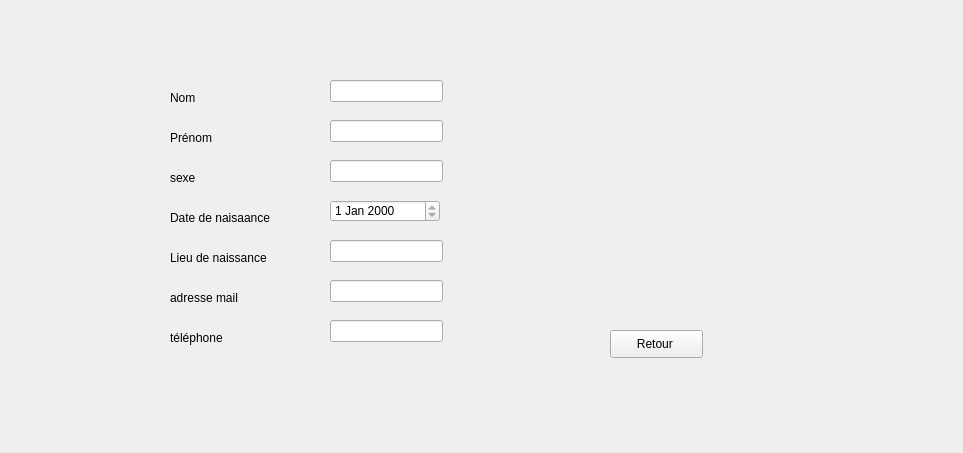
Qt form dialogevent.ui (IbriRima/Smart_Municipality_2A3) before a commit.
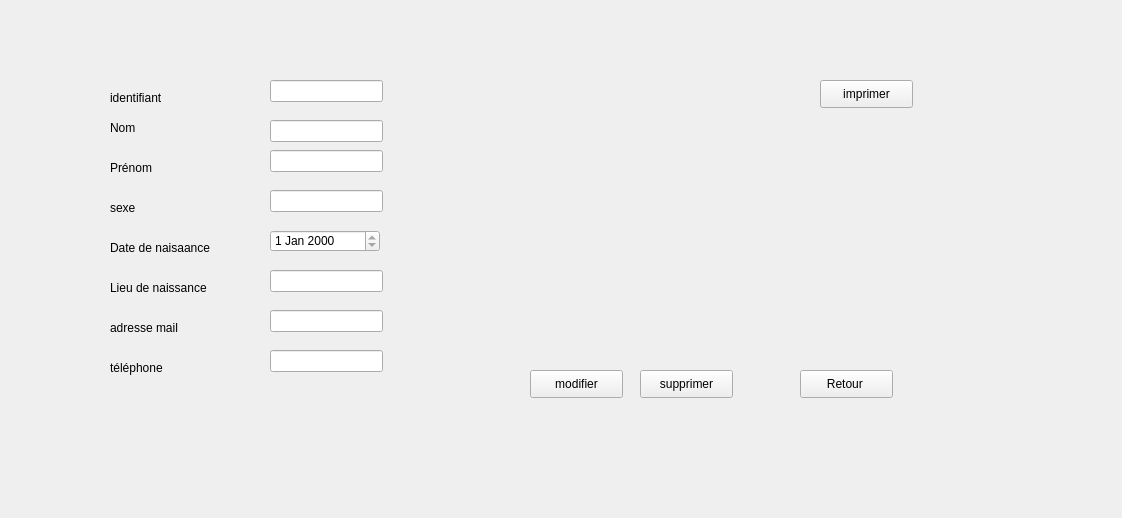
The same form after that commit. The open tabs and pages were chosen to show the change.

What changed in the file:
```diff
--- a/dialogevent.ui
+++ b/dialogevent.ui
@@ -6,8 +6,8 @@
    <rect>
     <x>0</x>
     <y>0</y>
-    <width>963</width>
-    <height>453</height>
+    <width>1122</width>
+    <height>518</height>
    </rect>
   </property>
   <property name="windowTitle">
@@ -16,10 +16,10 @@
   <widget class="QStackedWidget" name="stackedWidge_etat">
    <property name="geometry">
     <rect>
-     <x>90</x>
+     <x>30</x>
      <y>40</y>
-     <width>771</width>
-     <height>391</height>
+     <width>991</width>
+     <height>481</height>
     </rect>
    </property>
    <property name="currentIndex">
@@ -439,8 +439,8 @@
     <widget class="QPushButton" name="pushButton_2">
      <property name="geometry">
       <rect>
-       <x>520</x>
-       <y>290</y>
+       <x>770</x>
+       <y>330</y>
        <width>93</width>
        <height>28</height>
       </rect>
@@ -453,7 +453,7 @@
      <property name="geometry">
       <rect>
        <x>240</x>
-       <y>200</y>
+       <y>230</y>
        <width>113</width>
        <height>22</height>
       </rect>
@@ -466,7 +466,7 @@
      <property name="geometry">
       <rect>
        <x>80</x>
-       <y>130</y>
+       <y>160</y>
        <width>91</width>
        <height>16</height>
       </rect>
@@ -479,7 +479,7 @@
      <property name="geometry">
       <rect>
        <x>240</x>
-       <y>280</y>
+       <y>310</y>
        <width>113</width>
        <height>22</height>
       </rect>
@@ -492,7 +492,7 @@
      <property name="geometry">
       <rect>
        <x>80</x>
-       <y>210</y>
+       <y>240</y>
        <width>111</width>
        <height>16</height>
       </rect>
@@ -505,7 +505,7 @@
      <property name="geometry">
       <rect>
        <x>80</x>
-       <y>250</y>
+       <y>280</y>
        <width>101</width>
        <height>16</height>
       </rect>
@@ -518,7 +518,7 @@
      <property name="geometry">
       <rect>
        <x>80</x>
-       <y>90</y>
+       <y>120</y>
        <width>55</width>
        <height>16</height>
       </rect>
@@ -531,7 +531,7 @@
      <property name="geometry">
       <rect>
        <x>240</x>
-       <y>80</y>
+       <y>110</y>
        <width>113</width>
        <height>22</height>
       </rect>
@@ -544,7 +544,7 @@
      <property name="geometry">
       <rect>
        <x>80</x>
-       <y>290</y>
+       <y>320</y>
        <width>71</width>
        <height>16</height>
       </rect>
@@ -557,7 +557,7 @@
      <property name="geometry">
       <rect>
        <x>240</x>
-       <y>120</y>
+       <y>150</y>
        <width>113</width>
        <height>22</height>
       </rect>
@@ -570,7 +570,7 @@
      <property name="geometry">
       <rect>
        <x>80</x>
-       <y>170</y>
+       <y>200</y>
        <width>111</width>
        <height>16</height>
       </rect>
@@ -583,7 +583,7 @@
      <property name="geometry">
       <rect>
        <x>80</x>
-       <y>50</y>
+       <y>80</y>
        <width>55</width>
        <height>16</height>
       </rect>
@@ -596,7 +596,7 @@
      <property name="geometry">
       <rect>
        <x>240</x>
-       <y>160</y>
+       <y>190</y>
        <width>110</width>
        <height>22</height>
       </rect>
@@ -609,7 +609,7 @@
      <property name="geometry">
       <rect>
        <x>240</x>
-       <y>240</y>
+       <y>270</y>
        <width>113</width>
        <height>22</height>
       </rect>
@@ -622,7 +622,7 @@
      <property name="geometry">
       <rect>
        <x>240</x>
-       <y>40</y>
+       <y>80</y>
        <width>113</width>
        <height>22</height>
       </rect>
@@ -631,6 +631,68 @@
       <bool>true</bool>
      </property>
     </widget>
+    <widget class="QPushButton" name="pushButton_maj_cit">
+     <property name="geometry">
+      <rect>
+       <x>500</x>
+       <y>330</y>
+       <width>93</width>
+       <height>28</height>
+      </rect>
+     </property>
+     <property name="text">
+      <string>modifier</string>
+     </property>
+    </widget>
+    <widget class="QPushButton" name="pushButton_del_cit">
+     <property name="geometry">
+      <rect>
+       <x>610</x>
+       <y>330</y>
+       <width>93</width>
+       <height>28</height>
+      </rect>
+     </property>
+     <property name="text">
+      <string>supprimer</string>
+     </property>
+    </widget>
+    <widget class="QPushButton" name="pushButton_impression">
+     <property name="geometry">
+      <rect>
+       <x>790</x>
+       <y>40</y>
+       <width>93</width>
+       <height>28</height>
+      </rect>
+     </property>
+     <property name="text">
+      <string>imprimer</string>
+     </property>
+    </widget>
+    <widget class="QLabel" name="label_17">
+     <property name="geometry">
+      <rect>
+       <x>80</x>
+       <y>50</y>
+       <width>91</width>
+       <height>16</height>
+      </rect>
+     </property>
+     <property name="text">
+      <string>identifiant</string>
+     </property>
+    </widget>
+    <widget class="QLineEdit" name="out_id">
+     <property name="geometry">
+      <rect>
+       <x>240</x>
+       <y>40</y>
+       <width>113</width>
+       <height>22</height>
+      </rect>
+     </property>
+    </widget>
    </widget>
    <widget class="QWidget" name="page_2">
     <widget class="QPushButton" name="maj_save">
```
Left out of the diff: 55 changed lines with no effect on the pictures.
